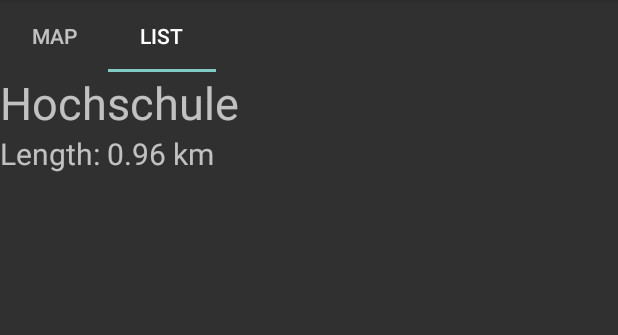
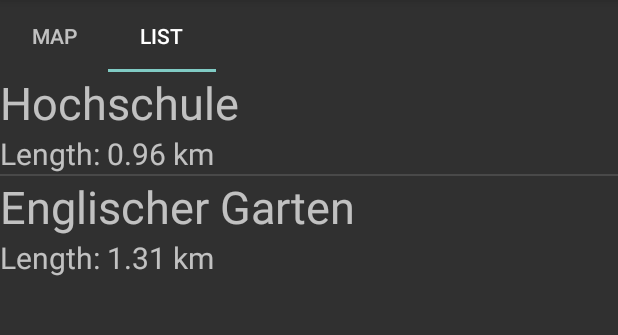
Before and after one commit to darenegade/BikeBattle, an Android app: the RoutesActivity screen opened directly, with no data from a screen before it, tab 2 chosen, on a phone screen of 412 x 824 dp, the part 84-419 px from its top. Run offline under Robolectric (Android 15) with nearby library versions, the phone set to English and light mode, and no system bars.

Commit message:
Implemented FloatingActionButton.

```diff
--- a/app/src/main/java/edu/hm/cs/bikebattle/app/RoutesActivity.java
+++ b/app/src/main/java/edu/hm/cs/bikebattle/app/RoutesActivity.java
@@ -8,7 +8,7 @@
 
 import java.util.ArrayList;
 
-import edu.hm.cs.bikebattle.app.fragments.MyFragmentPagerAdapter;
+import edu.hm.cs.bikebattle.app.fragments.RoutesFragmentPagerAdapter;
 import edu.hm.cs.bikebattle.app.modell.Route;
 
 public class RoutesActivity extends AppCompatActivity {
@@ -23,7 +23,7 @@
 
     // Get the ViewPager and set it's PagerAdapter so that it can display items
     ViewPager viewPager = (ViewPager) findViewById(R.id.viewpager);
-    viewPager.setAdapter(new MyFragmentPagerAdapter(getSupportFragmentManager(), this));
+    viewPager.setAdapter(new RoutesFragmentPagerAdapter(getSupportFragmentManager(), this));
 
     // Give the TabLayout the ViewPager
     TabLayout tabLayout = (TabLayout) findViewById(R.id.sliding_tabs);
@@ -67,5 +67,32 @@
     loc6.setLongitude(11.558);
     wayPoints.add(loc6);
     addRoute(new Route("Hochschule", wayPoints, null));
+
+    wayPoints = new ArrayList<Location>();
+    loc1=new Location("");
+    loc1.setLatitude(48.143);
+    loc1.setLongitude(11.588);
+    wayPoints.add(loc1);
+    loc2=new Location("");
+    loc2.setLatitude(48.144);
+    loc2.setLongitude(11.588);
+    wayPoints.add(loc2);
+    loc3=new Location("");
+    loc3.setLatitude(48.145);
+    loc3.setLongitude(11.588);
+    wayPoints.add(loc3);
+    loc4=new Location("");
+    loc4.setLatitude(48.15);
+    loc4.setLongitude(11.588);
+    wayPoints.add(loc4);
+    loc5=new Location("");
+    loc5.setLatitude(48.148);
+    loc5.setLongitude(11.59);
+    wayPoints.add(loc5);
+    loc6=new Location("");
+    loc6.setLatitude(48.146);
+    loc6.setLongitude(11.592);
+    wayPoints.add(loc6);
+    addRoute(new Route("Englischer Garten", wayPoints, null));
   }
 }
--- a/app/src/main/java/edu/hm/cs/bikebattle/app/fragments/MyFragmentPagerAdapter.java
+++ b/app/src/main/java/edu/hm/cs/bikebattle/app/fragments/RoutesFragmentPagerAdapter.java
@@ -5,16 +5,17 @@
 import android.support.v4.app.FragmentManager;
 import android.support.v4.app.FragmentPagerAdapter;
 
+import edu.hm.cs.bikebattle.app.R;
 import edu.hm.cs.bikebattle.app.RoutesActivity;
 
 /**
  * Created by lukas on 12.04.2016.
  */
-public class MyFragmentPagerAdapter extends FragmentPagerAdapter {
+public class RoutesFragmentPagerAdapter extends FragmentPagerAdapter {
   final int PAGE_COUNT = 2;
   private RoutesActivity activity;
 
-  public MyFragmentPagerAdapter(FragmentManager fragmentManager, RoutesActivity activity) {
+  public RoutesFragmentPagerAdapter(FragmentManager fragmentManager, RoutesActivity activity) {
     super(fragmentManager);
     this.activity = activity;
   }
@@ -43,9 +44,9 @@
   public CharSequence getPageTitle(int position) {
     switch (position) {
       case 0:
-        return "Map";
+        return activity.getString(R.string.map);
       case 1:
-        return "List";
+        return activity.getString(R.string.list);
       default:
         return null;
     }
--- a/app/src/main/java/edu/hm/cs/bikebattle/app/fragments/RoutesMapFragment.java
+++ b/app/src/main/java/edu/hm/cs/bikebattle/app/fragments/RoutesMapFragment.java
@@ -92,14 +92,14 @@
 
     for (Location wayPoint : route) {
 
-      polyRoute.add(new LatLng(wayPoint.getLatitude(),wayPoint.getLongitude()));
+      polyRoute.add(new LatLng(wayPoint.getLatitude(), wayPoint.getLongitude()));
     }
 
     googleMap.addPolyline(polyRoute);
 
-    String information = String.format("Length: %.2f km",route.getDistanceInM()/1000);
+    String information = String.format("%s: %.2f km",activity.getString(R.string.length), route.getDistanceInM() / 1000);
     googleMap.addMarker(new MarkerOptions()
-        .position(new LatLng(route.get(0).getLatitude(),route.get(0).getLongitude()))
+        .position(new LatLng(route.get(0).getLatitude(), route.get(0).getLongitude()))
         .title(route.getName())
         .icon(BitmapDescriptorFactory.fromResource(R.drawable.ic_bike))
         .snippet(information));
--- a/app/src/main/res/layout/activity_main.xml
+++ b/app/src/main/res/layout/activity_main.xml
@@ -14,4 +14,13 @@
             android:layout_width="wrap_content"
             android:layout_height="wrap_content"/>
 
+    <android.support.design.widget.FloatingActionButton
+        android:layout_width="wrap_content"
+        android:layout_height="wrap_content"
+        android:id="@+id/view"
+        android:layout_alignParentBottom="true"
+        android:layout_alignParentEnd="true"
+        android:src="@drawable/ic_bike"
+        />
+
 </RelativeLayout>
--- a/app/src/main/res/values/strings.xml
+++ b/app/src/main/res/values/strings.xml
@@ -3,8 +3,8 @@
 
     <string name="hello_world">Hello world!</string>
     <string name="action_settings">Settings</string>
-    <string name="title_activity_maps">Map</string>
-    <string name="action_googlemap">Google Map</string>
-    <string name="action_osmmap">OSM</string>
-    <string name="title_activity_route">RouteActivity</string>
+    <string name="action_googlemap" translatable="false">Google Map</string>
+    <string name="list">List</string>
+    <string name="map">Map</string>
+    <string name="length">Length</string>
 </resources>
```
Also changed, not shown: 1 other file.
